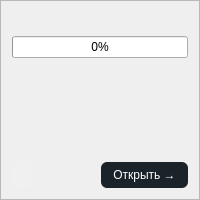
Above: ui/projects/project_card.ui from lerakaplich/TaskPlanner2 before the change. Below: the same form after it.
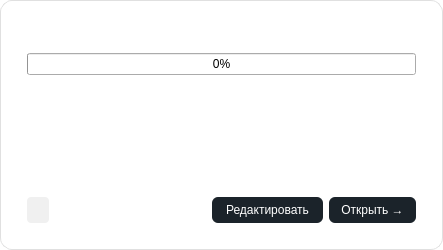
That is the form after the change.

The edit to the form file:
```diff
--- a/ui/projects/project_card.ui
+++ b/ui/projects/project_card.ui
@@ -1,17 +1,25 @@
 <?xml version="1.0" encoding="UTF-8"?>
 <ui version="4.0">
- <class>ProjectCard</class>
+ <class>projectCard</class>
  <widget class="QFrame" name="projectCard">
+  <property name="geometry">
+   <rect>
+    <x>0</x>
+    <y>0</y>
+    <width>443</width>
+    <height>250</height>
+   </rect>
+  </property>
   <property name="minimumSize">
    <size>
     <width>200</width>
-    <height>200</height>
+    <height>250</height>
    </size>
   </property>
   <property name="maximumSize">
    <size>
     <width>16777215</width>
-    <height>200</height>
+    <height>250</height>
    </size>
   </property>
   <property name="styleSheet">
@@ -27,25 +35,42 @@
 }</string>
   </property>
   <property name="frameShape">
-   <enum>QFrame::StyledPanel</enum>
+   <enum>QFrame::Shape::StyledPanel</enum>
   </property>
   <property name="frameShadow">
-   <enum>QFrame::Raised</enum>
+   <enum>QFrame::Shadow::Raised</enum>
   </property>
   <layout class="QVBoxLayout" name="verticalLayout">
    <item>
-    <widget class="QLabel" name="projectTitle">
-     <property name="styleSheet">
-      <string notr="true">QLabel {
+    <layout class="QHBoxLayout" name="titleLayout">
+     <item>
+      <widget class="QLabel" name="projectTitle">
+       <property name="styleSheet">
+        <string notr="true">QLabel {
     font-size: 16px;
     font-weight: bold;
     color: #1B232A;
 }</string>
-     </property>
-     <property name="text">
-      <string/>
-     </property>
-    </widget>
+       </property>
+       <property name="text">
+        <string/>
+       </property>
+      </widget>
+     </item>
+     <item>
+      <spacer name="horizontalSpacer">
+       <property name="orientation">
+        <enum>Qt::Orientation::Horizontal</enum>
+       </property>
+       <property name="sizeHint" stdset="0">
+        <size>
+         <width>40</width>
+         <height>20</height>
+        </size>
+       </property>
+      </spacer>
+     </item>
+    </layout>
    </item>
    <item>
     <widget class="QProgressBar" name="progressBar">
@@ -96,15 +121,29 @@
      </property>
     </widget>
    </item>
+   <item>
+    <widget class="QLabel" name="admins">
+     <property name="styleSheet">
+      <string notr="true">QLabel {
+    font-size: 11px;
+    color: #ccab6e;
+    padding: 1px 0px;
+}</string>
+     </property>
+     <property name="text">
+      <string/>
+     </property>
+    </widget>
+   </item>
    <item>
     <spacer name="verticalSpacer">
      <property name="orientation">
-      <enum>Qt::Vertical</enum>
+      <enum>Qt::Orientation::Vertical</enum>
      </property>
      <property name="sizeHint" stdset="0">
       <size>
        <width>20</width>
-       <height>10</height>
+       <height>5</height>
       </size>
      </property>
     </spacer>
@@ -128,9 +167,9 @@
       </widget>
      </item>
      <item>
-      <spacer name="horizontalSpacer">
+      <spacer name="horizontalSpacer_2">
        <property name="orientation">
-        <enum>Qt::Horizontal</enum>
+        <enum>Qt::Orientation::Horizontal</enum>
        </property>
        <property name="sizeHint" stdset="0">
         <size>
@@ -140,8 +179,53 @@
        </property>
       </spacer>
      </item>
+     <item>
+      <widget class="QPushButton" name="btnEdit">
+       <property name="sizePolicy">
+        <sizepolicy hsizetype="Minimum" vsizetype="Fixed">
+         <horstretch>0</horstretch>
+         <verstretch>0</verstretch>
+        </sizepolicy>
+       </property>
+       <property name="minimumSize">
+        <size>
+         <width>111</width>
+         <height>5</height>
+        </size>
+       </property>
+       <property name="styleSheet">
+        <string notr="true">QPushButton {
+    background-color: #1B232A;
+    color: white;
+    border: none;
+    border-radius: 6px;
+    padding: 6px 12px;
+    font-size: 12px;
+}
+QPushButton:hover {
+    background-color: #D9D9D6;
+    color: black;
+}</string>
+       </property>
+       <property name="text">
+        <string>Редактировать</string>
+       </property>
+      </widget>
+     </item>
      <item>
       <widget class="QPushButton" name="btnOpen">
+       <property name="sizePolicy">
+        <sizepolicy hsizetype="Minimum" vsizetype="Fixed">
+         <horstretch>0</horstretch>
+         <verstretch>0</verstretch>
+        </sizepolicy>
+       </property>
+       <property name="minimumSize">
+        <size>
+         <width>27</width>
+         <height>5</height>
+        </size>
+       </property>
        <property name="styleSheet">
         <string notr="true">QPushButton {
     background-color: #1B232A;
@@ -165,4 +249,6 @@
    </item>
   </layout>
  </widget>
+ <resources/>
+ <connections/>
 </ui>
```
